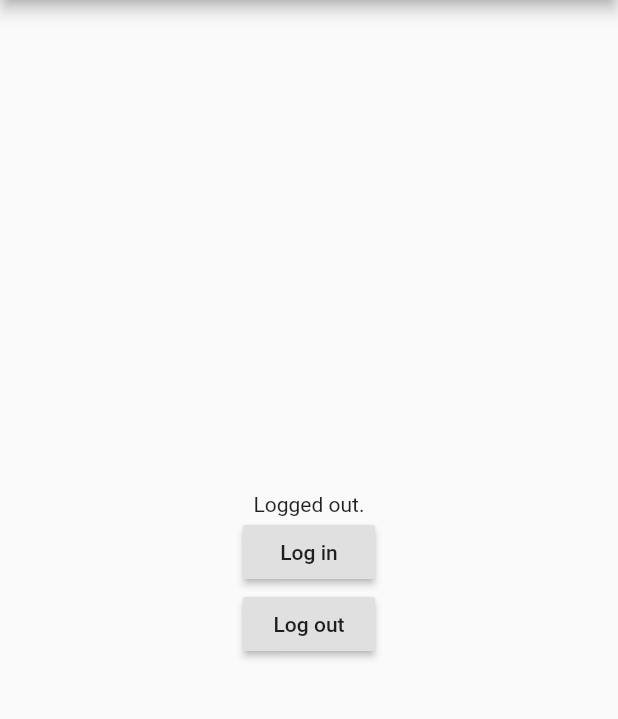
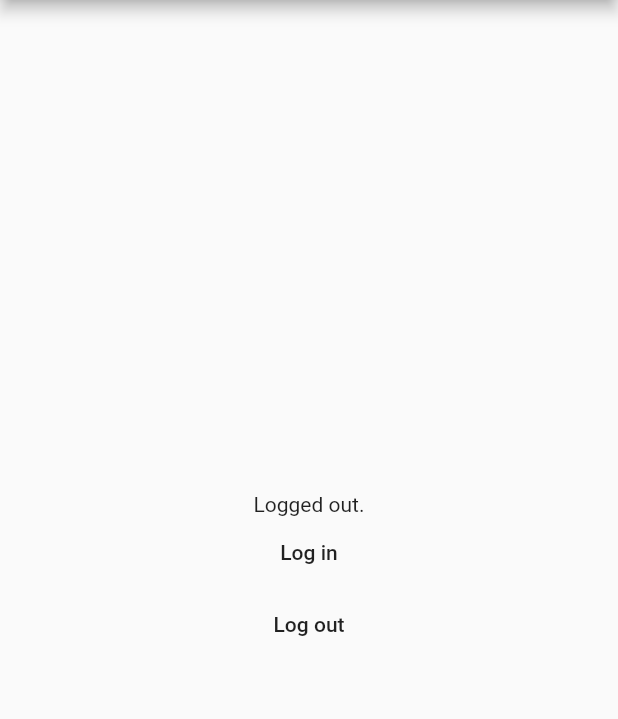
Before and after one commit to roughike/flutter_twitter_login, a Flutter app: the screen it shows after launch, after a tap on "Log in", on a phone screen of 412 x 824 dp, the part 84-803 px from its top. Run offline on Flutter 3.47's test engine with Material 2 defaults, Android fonts, the phone set to English and light mode, and no system bars.

Commit message:
update_example_app

```diff
--- a/example/lib/main.dart
+++ b/example/lib/main.dart
@@ -1,16 +1,15 @@
 import 'package:flutter/material.dart';
-import 'package:flutter/services.dart';
 import 'package:flutter_twitter_login/flutter_twitter_login.dart';
 
-void main() => runApp(new MyApp());
+void main() => runApp(MyApp());
 
 class MyApp extends StatefulWidget {
   @override
-  _MyAppState createState() => new _MyAppState();
+  _MyAppState createState() => _MyAppState();
 }
 
 class _MyAppState extends State<MyApp> {
-  static final TwitterLogin twitterLogin = new TwitterLogin(
+  static final TwitterLogin twitterLogin = TwitterLogin(
     consumerKey: 'kkOvaF1Mowy4JTvCxKTV5O1WF',
     consumerSecret: 'ZECGsI6UUDBEUVGkJe4S5vd0FGqGxC3wMJCgsXgPRfjSwRFnyH',
   );
@@ -19,7 +18,7 @@ class _MyAppState extends State<MyApp> {
 
   void _login() async {
     final TwitterLoginResult result = await twitterLogin.authorize();
-    String newMessage;
+    String newMessage = 'Login error: ${result.errorMessage}';
 
     switch (result.status) {
       case TwitterLoginStatus.loggedIn:
@@ -48,22 +47,22 @@ class _MyAppState extends State<MyApp> {
 
   @override
   Widget build(BuildContext context) {
-    return new MaterialApp(
-      home: new Scaffold(
-        appBar: new AppBar(
-          title: new Text('Twitter login sample'),
+    return MaterialApp(
+      home: Scaffold(
+        appBar: AppBar(
+          title: Text('Twitter login sample'),
         ),
-        body: new Center(
-          child: new Column(
+        body: Center(
+          child: Column(
             mainAxisAlignment: MainAxisAlignment.center,
             children: <Widget>[
-              new Text(_message),
-              new RaisedButton(
-                child: new Text('Log in'),
+              Text(_message),
+              MaterialButton(
+                child: Text('Log in'),
                 onPressed: _login,
               ),
-              new RaisedButton(
-                child: new Text('Log out'),
+              MaterialButton(
+                child: Text('Log out'),
                 onPressed: _logout,
               ),
             ],
--- a/example/pubspec.yaml
+++ b/example/pubspec.yaml
@@ -4,7 +4,8 @@ description: Demonstrates how to use the flutter_twitter_login plugin.
 dependencies:
   flutter:
     sdk: flutter
-
+environment:
+  sdk: ">=2.12.0 <3.0.0"
   # The following adds the Cupertino Icons font to your application.
   # Use with the CupertinoIcons class for iOS style icons.
   cupertino_icons: ^0.1.0
@@ -21,7 +22,6 @@ dev_dependencies:
 
 # The following section is specific to Flutter.
 flutter:
-
   # The following line ensures that the Material Icons font is
   # included with your application, so that you can use the icons in
   # the material Icons class.
--- a/pubspec.yaml
+++ b/pubspec.yaml
@@ -18,4 +18,5 @@ flutter:
     pluginClass: TwitterLoginPlugin
 
 environment:
-  sdk: ">=2.0.0-dev.28.0 <3.0.0"
+  sdk: ">=2.7.0 <3.0.0"
+  flutter: ">=1.17.0"
```
Also changed, not shown: 4 other files.
